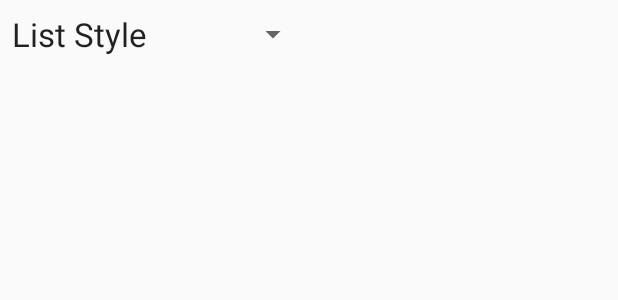
After one commit to bkmioa/NexusRss, an Android app: the layout item_list_column.xml on its own in the app's theme, with its tools: preview values and no code run, on a phone screen of 412 x 824 dp. The commit adds this screen. Shown: the top 300 px of the screen. Run offline under Robolectric (Android 15) with nearby library versions, the phone set to English and light mode, and no system bars.

Commit message:
List Style

```diff
--- a/app/build.gradle
+++ b/app/build.gradle
@@ -2,6 +2,10 @@ apply plugin: 'com.android.application'
 apply plugin: 'kotlin-android'
 apply plugin: 'kotlin-android-extensions'
 apply plugin: 'kotlin-kapt'
+
+androidExtensions {
+    experimental = true
+}
 
 android {
     compileSdkVersion 27
--- a/app/src/main/java/io/github/bkmioa/nexusrss/ui/MainActivity.kt
+++ b/app/src/main/java/io/github/bkmioa/nexusrss/ui/MainActivity.kt
@@ -72,7 +72,7 @@ class MainActivity : BaseActivity(), Injectable {
 
             override fun getItem(position: Int): Fragment {
                 val tab = tabs[position]
-                val fragment = ListFragment.newInstance(tab.options)
+                val fragment = ListFragment.newInstance(tab.options, false, tab.columnCount)
                 mappingFragment.put(tab, fragment)
                 return fragment
             }
--- a/app/src/main/res/layout/activity_tab_edit.xml
+++ b/app/src/main/res/layout/activity_tab_edit.xml
@@ -26,7 +26,7 @@
             android:layout_width="match_parent"
             android:layout_height="wrap_content"
             android:hint="@string/tab_label"
-            android:lines="1"
+            android:singleLine="true"
             tools:text="Movie"
             />
     </android.support.design.widget.TextInputLayout>
--- a/app/src/main/res/layout/fragment_list.xml
+++ b/app/src/main/res/layout/fragment_list.xml
@@ -1,5 +1,6 @@
 <?xml version="1.0" encoding="utf-8"?>
-<android.support.v4.widget.SwipeRefreshLayout xmlns:android="http://schemas.android.com/apk/res/android"
+<android.support.v4.widget.SwipeRefreshLayout
+    xmlns:android="http://schemas.android.com/apk/res/android"
     android:id="@+id/swipeRefreshLayout"
     android:layout_width="match_parent"
     android:layout_height="match_parent"
@@ -10,5 +11,6 @@
         android:id="@+id/recyclerView"
         android:layout_width="match_parent"
         android:layout_height="match_parent"
+        android:clipToPadding="false"
         />
 </android.support.v4.widget.SwipeRefreshLayout>
--- /dev/null
+++ b/app/src/main/res/layout/item_list_column.xml
@@ -0,0 +1,29 @@
+<?xml version="1.0" encoding="utf-8"?>
+<RelativeLayout
+    xmlns:android="http://schemas.android.com/apk/res/android"
+    android:layout_width="match_parent"
+    android:layout_height="wrap_content"
+    android:orientation="vertical"
+    android:padding="8dp"
+    >
+
+    <TextView
+        android:id="@+id/textViewName"
+        android:layout_width="wrap_content"
+        android:layout_height="wrap_content"
+        android:layout_centerVertical="true"
+        android:text="@string/list_style"
+        android:textAppearance="@style/TextAppearance.AppCompat.Large"
+        />
+
+    <android.support.v7.widget.AppCompatSpinner
+        android:id="@+id/spinner"
+        android:layout_width="100dp"
+        android:layout_height="0dp"
+        android:layout_alignBottom="@+id/textViewName"
+        android:layout_alignTop="@+id/textViewName"
+        android:layout_centerVertical="true"
+        android:layout_marginStart="8dp"
+        android:layout_toEndOf="@+id/textViewName"
+        />
+</RelativeLayout>
--- a/app/src/main/res/values/strings.xml
+++ b/app/src/main/res/values/strings.xml
@@ -17,4 +17,10 @@
     <string name="tab_label">Label</string>
     <string name="tab_deleted">Deleted</string>
     <string name="undo_action">UNDO</string>
+    <string name="list_style">List Style</string>
+    <string-array name="list_columns">
+        <item>Single Column</item>
+        <item>Double Column</item>
+        <item>Triple Column</item>
+    </string-array>
 </resources>
```
Also changed, not shown: app/src/main/java/io/github/bkmioa/nexusrss/db/AppDatabase.kt (+2 -5 lines), app/src/main/java/io/github/bkmioa/nexusrss/di/AppModule.kt (+7 -0 lines), app/src/main/java/io/github/bkmioa/nexusrss/model/Tab.kt (+13 -34 lines), app/src/main/java/io/github/bkmioa/nexusrss/ui/ListFragment.kt (+32 -30 lines), app/src/main/java/io/github/bkmioa/nexusrss/ui/OptionFragment.kt (+63 -18 lines), app/src/main/java/io/github/bkmioa/nexusrss/ui/TabEditActivity.kt (+5 -3 lines), app/src/main/java/io/github/bkmioa/nexusrss/ui/viewModel/ListColumnViewModel.kt (added, +51 -0 lines), 1 other file.
